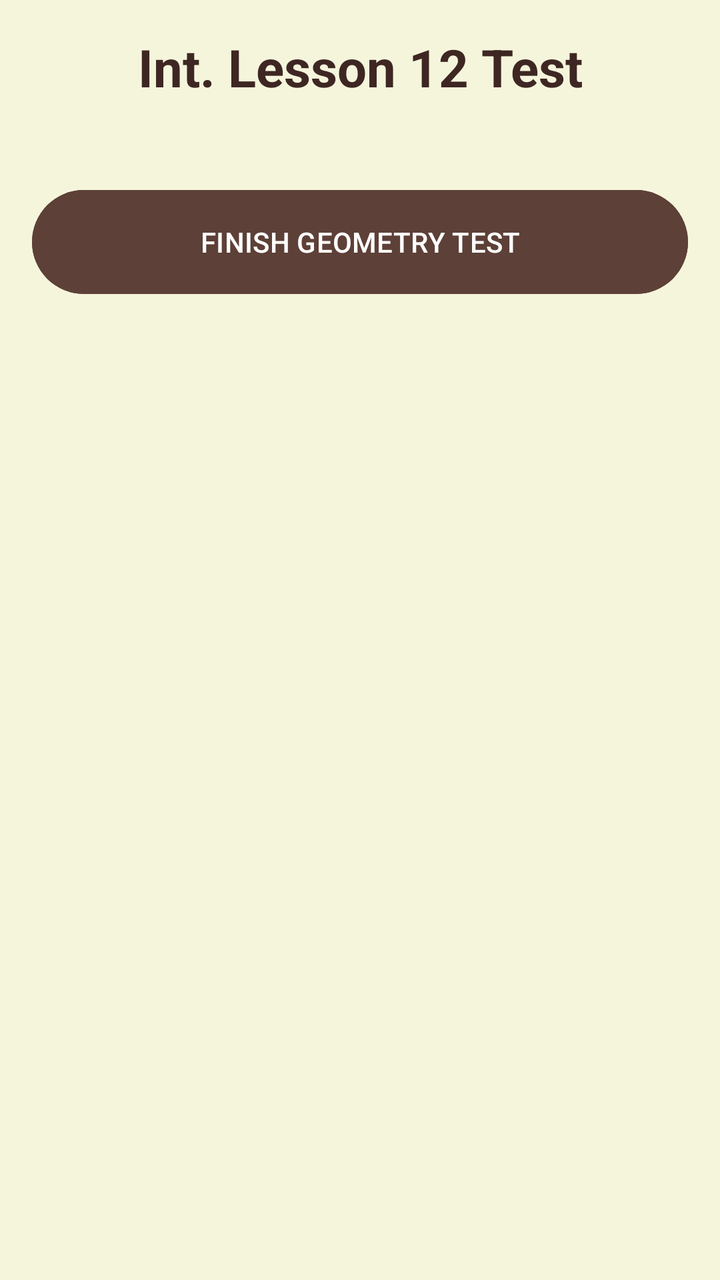
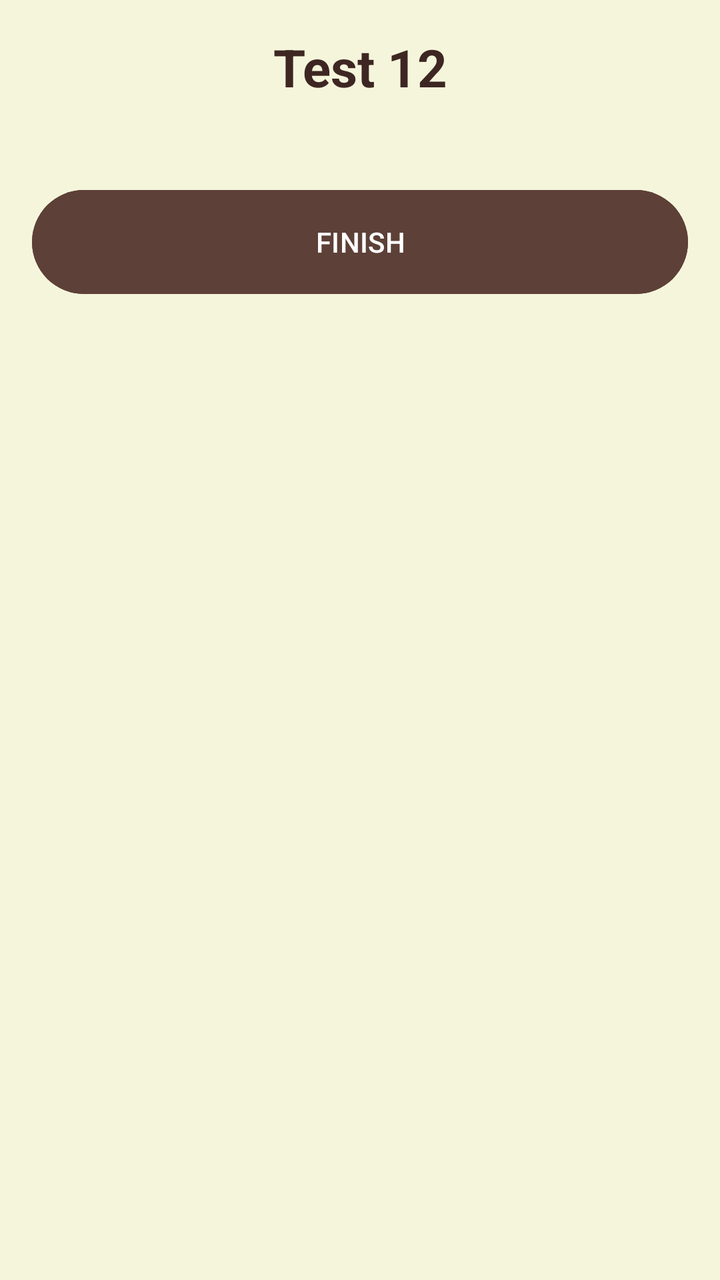

Two renders of the same Android screen: before a commit and after it. Below are the layout's source before the change and the commit's diff.
<!-- AndroidManifest.xml: application theme Theme.OlympMathMentor -->
<!-- res/layout/activity_int_test12.xml -->
<?xml version="1.0" encoding="utf-8"?>
<ScrollView xmlns:android="http://schemas.android.com/apk/res/android"
    android:layout_width="match_parent"
    android:layout_height="match_parent"
    android:background="#F5F5DC"
    android:padding="16dp">

    <LinearLayout
        android:layout_width="match_parent"
        android:layout_height="wrap_content"
        android:orientation="vertical">

        <TextView
            android:layout_width="match_parent"
            android:layout_height="wrap_content"
            android:text="Int. Lesson 12 Test"
            android:textSize="26sp"
            android:textStyle="bold"
            android:textColor="#3E2723"
            android:gravity="center"
            android:layout_marginBottom="20dp"/>

        <LinearLayout
            android:id="@+id/questionsContainer"
            android:layout_width="match_parent"
            android:layout_height="wrap_content"
            android:orientation="vertical" />

        <Button
            android:id="@+id/btnFinish"
            android:layout_width="match_parent"
            android:layout_height="60dp"
            android:text="FINISH GEOMETRY TEST"
            android:backgroundTint="#5D4037"
            android:textColor="#FFFFFF"
            android:layout_marginTop="20dp"/>

        <LinearLayout
            android:id="@+id/resultLayout"
            android:layout_width="match_parent"
            android:layout_height="wrap_content"
            android:orientation="vertical"
            android:visibility="gone"
            android:gravity="center"
            android:layout_marginTop="20dp">

            <TextView
                android:id="@+id/tvScore"
                android:layout_width="wrap_content"
                android:layout_height="wrap_content"
                android:textSize="24sp"
                android:textColor="#3E2723"
                android:textStyle="bold"/>

            <LinearLayout
                android:id="@+id/medalsLayout"
                android:layout_width="wrap_content"
                android:layout_height="wrap_content"
                android:orientation="horizontal"
                android:layout_margin="10dp"
                android:visibility="gone">

                <ImageView android:id="@+id/medal1" android:layout_width="60dp" android:layout_height="60dp" android:src="@drawable/ic_medal" />
                <ImageView android:id="@+id/medal2" android:layout_width="60dp" android:layout_height="60dp" android:src="@drawable/ic_medal" />
                <ImageView android:id="@+id/medal3" android:layout_width="60dp" android:layout_height="60dp" android:src="@drawable/ic_medal" />

            </LinearLayout>

            <TextView
                android:id="@+id/tvFeedback"
                android:layout_width="match_parent"
                android:layout_height="wrap_content"
                android:gravity="center"
                android:textSize="18sp"
                android:textColor="#D32F2F"
                android:layout_marginBottom="20dp"/>

            <Button
                android:id="@+id/btnNextLesson"
                android:layout_width="match_parent"
                android:layout_height="60dp"
                android:text="Next Lesson"
                android:visibility="gone"
                android:backgroundTint="#2E7D32"
                android:textColor="#FFFFFF"
                android:layout_marginBottom="10dp"/>

            <Button
                android:id="@+id/btnRetry"
                android:layout_width="match_parent"
                android:layout_height="60dp"
                android:text="Retry Test"
                android:backgroundTint="#D32F2F"
                android:textColor="#FFFFFF"/>

        </LinearLayout>
    </LinearLayout>
</ScrollView>
<!-- resources referenced by this layout -->
<resources>
  <!-- drawable ic_medal (drawable) -->
  <vector xmlns:android="http://schemas.android.com/apk/res/android"
      android:width="24dp"
      android:height="24dp"
      android:viewportWidth="24"
      android:viewportHeight="24">
      <path
          android:fillColor="#FFFFFFFF"
          android:pathData="M17,10.43V2H7v8.43c0,0.35 0.18,0.68 0.49,0.86l4.18,2.51l-0.99,2.34l-3.41,0.29l2.59,2.24L8.96,22L12,20.23L15.04,22l-0.9-3.33l2.59,-2.24l-3.41,-0.29l-0.99,-2.34l4.18,-2.51C16.82,11.11 17,10.79 17,10.43zM13,4h2v3h-2V4zM9,4h2v3H9V4z"/>
  </vector>
  <style name="Theme.OlympMathMentor" parent="Base.Theme.OlympMathMentor" />
  <style name="Base.Theme.OlympMathMentor" parent="Theme.Material3.DayNight.NoActionBar">
          
          
      </style>
</resources>

<!-- the commit's change to res/layout/activity_int_test12.xml (unified diff, before → after) -->
@@ -13,7 +13,7 @@
         <TextView
             android:layout_width="match_parent"
             android:layout_height="wrap_content"
-            android:text="Int. Lesson 12 Test"
+            android:text="Test 12"
             android:textSize="26sp"
             android:textStyle="bold"
             android:textColor="#3E2723"
@@ -30,7 +30,7 @@
             android:id="@+id/btnFinish"
             android:layout_width="match_parent"
             android:layout_height="60dp"
-            android:text="FINISH GEOMETRY TEST"
+            android:text="FINISH"
             android:backgroundTint="#5D4037"
             android:textColor="#FFFFFF"
             android:layout_marginTop="20dp"/>
